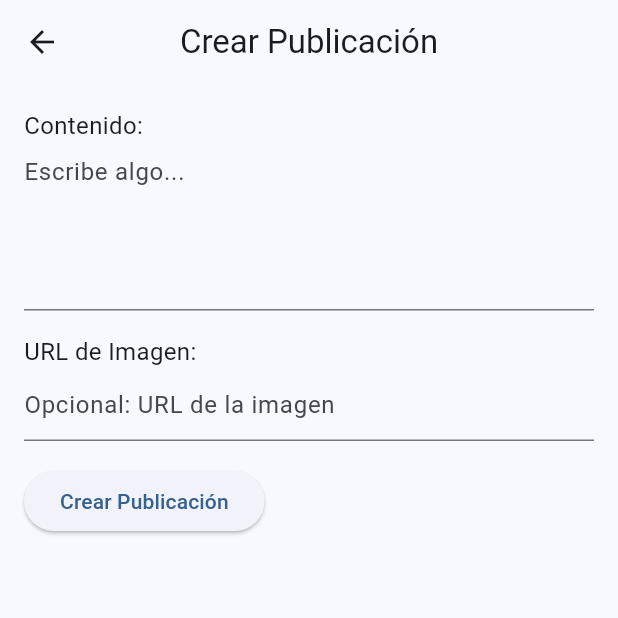
After one commit to Yh0N/VersusMatch, a Flutter app: the CreatePostPage screen opened directly, on a phone screen of 412 x 824 dp, the top half of it. The commit adds this screen. Run offline on Flutter 3.47's test engine with Material 3 defaults, Android fonts, the phone set to English and light mode, and no system bars; our stand-ins replace appwrite, flutter_riverpod; statements that could not run were skipped.

Commit message:
creando post

```diff
--- a/lib/arquitecrura.txt
+++ b/lib/arquitecrura.txt
@@ -16,7 +16,7 @@ lib/
 |   ├──providers/
 |   |   └── appwrite_providers.dart
 |   ├──theme/
-|       └── app_theme.dart  ////////////
+|       └── app_theme.dart
 │
 ├── data/
 │   ├── repositories/
@@ -31,7 +31,7 @@ lib/
     │   ├── challenge_model.dart
     │   └── message_model.dart
 │   └── services/
-│       └── location_service.dart ///////////////////////////
+│       └── location_service.dart
 │
 
 │
@@ -54,7 +54,7 @@ lib/
 │       ├── challenge_card.dart
 │       ├── calendar_widget.dart
 │       ├── message_bubble.dart
-│       ├── notification_tile.dart
+│       ├── notification_tile.dart////
 │       └── search_filter_bar.dart
 │
 └── main.dart
--- a/lib/core/constants/appwrite_constants.dart
+++ b/lib/core/constants/appwrite_constants.dart
@@ -9,6 +9,7 @@ class AppwriteConstants {
   static const String teamsCollectionId = '681923520012503f1963';
   static const String matchesCollectionId = '681926290009fde49140';
   static const String challengesCollectionId = '681929790001c5182f37';
+  static const String postsCollectionId = '68227df9002677b53965';
 
   // Para Auth
   static const String usersRole = 'role:all';
--- /dev/null
+++ b/lib/data/models/post_model.dart
@@ -0,0 +1,55 @@
+// lib/data/models/post_model.dart
+
+class PostModel {
+  final String authorId;
+  final String type;
+  final String content;
+  final String? imageUrl;
+  final String? challengeId;
+  final String? teamId;
+  final List<String> likes;
+  final List<String> comments;
+  final DateTime createdAt;
+
+  PostModel({
+    required this.authorId,
+    required this.type,
+    required this.content,
+    this.imageUrl,
+    this.challengeId,
+    this.teamId,
+    required this.likes,
+    required this.comments,
+    required this.createdAt,
+  });
+
+  // Convertir de Map a PostModel (para usar con Appwrite)
+  factory PostModel.fromMap(Map<String, dynamic> map) {
+    return PostModel(
+      authorId: map['authorId'],
+      type: map['type'],
+      content: map['content'],
+      imageUrl: map['imageUrl'],
+      challengeId: map['challengeId'],
+      teamId: map['teamId'],
+      likes: List<String>.from(map['likes'] ?? []),
+      comments: List<String>.from(map['comments'] ?? []),
+      createdAt: DateTime.parse(map['createdAt']),
+    );
+  }
+
+  // Convertir de PostModel a Map (para guardar en Appwrite)
+  Map<String, dynamic> toMap() {
+    return {
+      'authorId': authorId,
+      'type': type,
+      'content': content,
+      'imageUrl': imageUrl,
+      'challengeId': challengeId,
+      'teamId': teamId,
+      'likes': likes,
+      'comments': comments,
+      'createdAt': createdAt.toIso8601String(),
+    };
+  }
+}
--- a/lib/data/repositories/auth_repository.dart
+++ b/lib/data/repositories/auth_repository.dart
@@ -17,6 +17,7 @@ class AuthRepository {
 
   Future<void> logout() {
     return _account.deleteSession(sessionId: 'current');
+
   }
 
   Future<User> register({
--- /dev/null
+++ b/lib/presentation/pages/create_post_page.dart
@@ -0,0 +1,75 @@
+import 'package:flutter/material.dart';
+import 'package:versus_match/controllers/post_controller.dart';
+import 'package:flutter_riverpod/flutter_riverpod.dart';
+import 'package:versus_match/data/models/post_model.dart';
+
+class CreatePostPage extends ConsumerStatefulWidget {
+  const CreatePostPage({super.key});
+
+  @override
+  _CreatePostPageState createState() => _CreatePostPageState();
+}
+
+class _CreatePostPageState extends ConsumerState<CreatePostPage> {
+  final TextEditingController _contentController = TextEditingController();
+  final TextEditingController _imageUrlController = TextEditingController();
+
+  @override
+  Widget build(BuildContext context) {
+    return Scaffold(
+      appBar: AppBar(
+        title: const Text('Crear Publicación'),
+        centerTitle: true,
+      ),
+      body: Padding(
+        padding: const EdgeInsets.all(16.0),
+        child: Column(
+          crossAxisAlignment: CrossAxisAlignment.start,
+          children: [
+            const Text('Contenido:', style: TextStyle(fontSize: 16)),
+            TextField(
+              controller: _contentController,
+              decoration: const InputDecoration(hintText: 'Escribe algo...'),
+              maxLines: 4,
+            ),
+            const SizedBox(height: 16),
+            const Text('URL de Imagen:', style: TextStyle(fontSize: 16)),
+            TextField(
+              controller: _imageUrlController,
+              decoration: const InputDecoration(hintText: 'Opcional: URL de la imagen'),
+            ),
+            const SizedBox(height: 16),
+            ElevatedButton(
+              onPressed: () {
+                _createPost();
+              },
+              child: const Text('Crear Publicación'),
+            ),
+          ],
+        ),
+      ),
+    );
+  }
+
+  void _createPost() {
+    final content = _contentController.text;
+    final imageUrl = _imageUrlController.text;
+
+    if (content.isEmpty) {
+      return;
+    }
+
+    final newPost = PostModel(
+      content: content,
+      imageUrl: imageUrl.isNotEmpty ? imageUrl : null,
+      type: 'General', // Puedes agregar un tipo de publicación
+      createdAt: DateTime.now(), authorId: '', likes: [], comments: [],
+    );
+
+    // Usar el controlador para crear la publicación
+    ref.read(postControllerProvider).createPost(newPost);
+
+    // Regresar a la página anterior
+    Navigator.pop(context);
+  }
+}
--- a/lib/presentation/pages/login_page.dart
+++ b/lib/presentation/pages/login_page.dart
@@ -5,6 +5,8 @@ import 'package:appwrite/appwrite.dart';
 
 class LoginPage extends ConsumerStatefulWidget {
   const LoginPage({super.key});
+
+  static const routeName = '/login';
 
   @override
   ConsumerState<LoginPage> createState() => _LoginPageState();
--- a/lib/presentation/pages/register_page.dart
+++ b/lib/presentation/pages/register_page.dart
@@ -5,6 +5,8 @@ import 'package:versus_match/controllers/auth_controller.dart';
 
 class RegisterPage extends ConsumerStatefulWidget {
   const RegisterPage({super.key});
+
+  static const routeName = '/register';
 
   @override
   ConsumerState<RegisterPage> createState() => _RegisterPageState();
--- a/lib/presentation/pages/splash_page.dart
+++ b/lib/presentation/pages/splash_page.dart
@@ -5,6 +5,8 @@ import 'package:versus_match/controllers/auth_controller.dart';
 
 class SplashPage extends ConsumerStatefulWidget {
   const SplashPage({super.key});
+
+  static const routeName = '/';
 
   @override
   ConsumerState<SplashPage> createState() => _SplashPageState();
```
Also changed, not shown: lib/controllers/post_controller.dart (added, +37 -0 lines), lib/core/providers/appwrite_providers.dart (+8 -4 lines), lib/core/theme/app_theme.dart (added, +47 -0 lines), lib/data/repositories/post_repository.dart (added, +70 -0 lines), lib/main.dart (+6 -6 lines), lib/presentation/pages/home_page.dart (+93 -21 lines), lib/data/services/location_service.dart (added), 1 other file.
